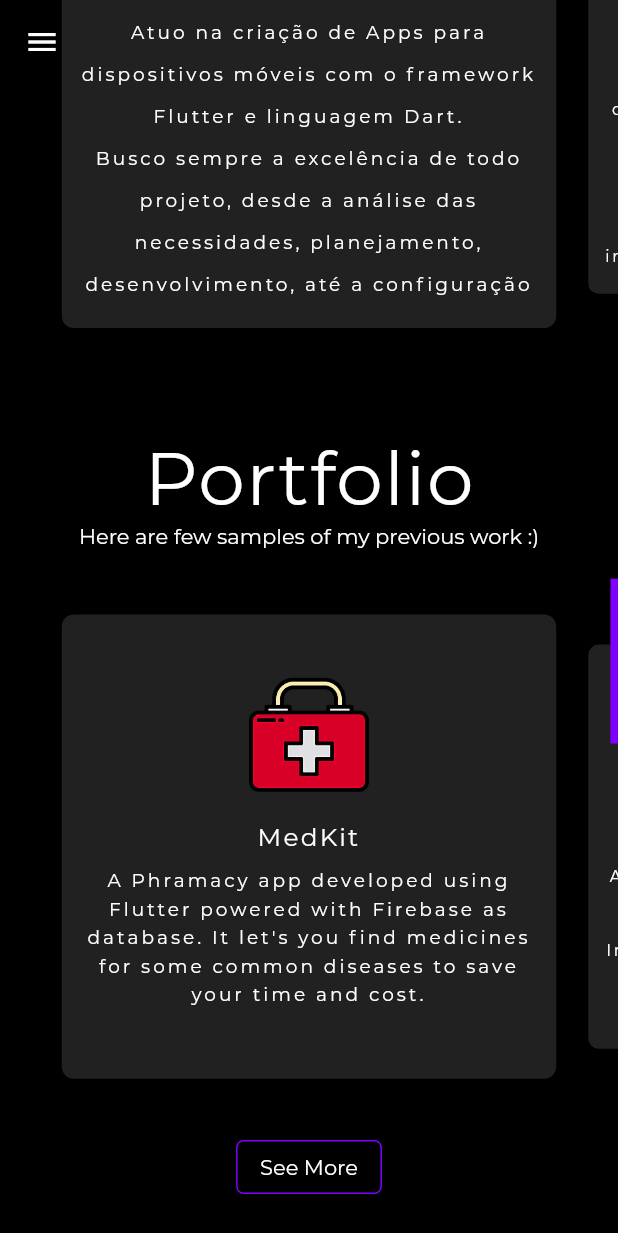
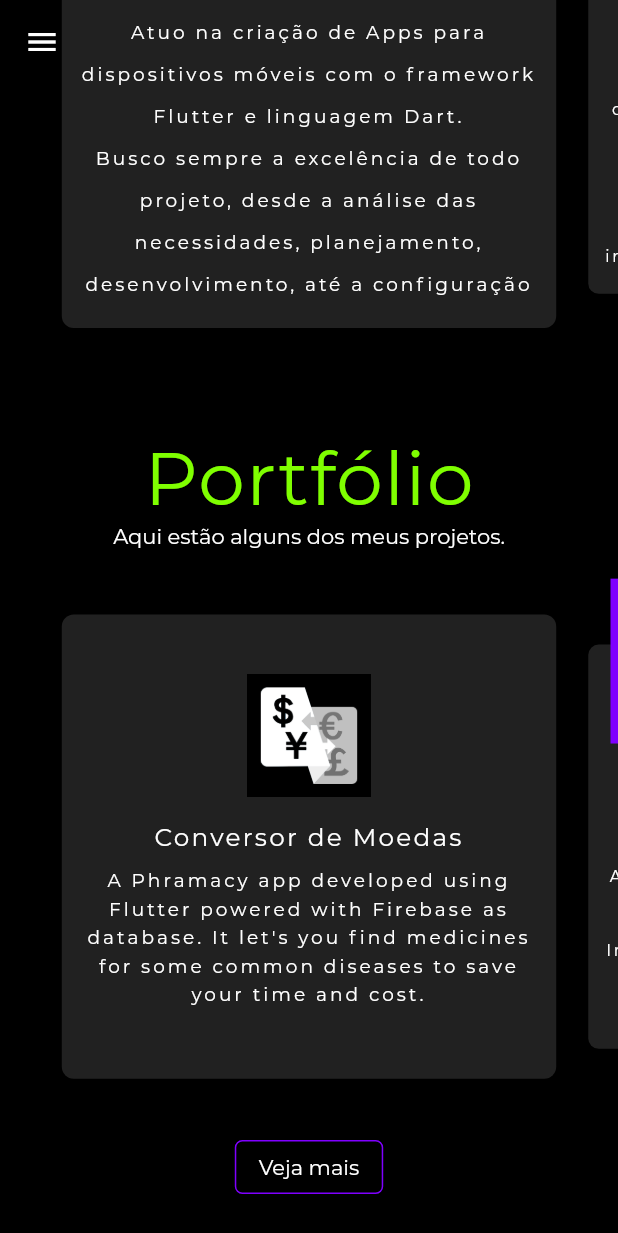
Before and after one commit to joaopaulovieira-dev/portfolio, a Flutter app: the screen it shows after launch, scrolled down 2304 dp, on a phone screen of 412 x 824 dp. Shown: the top 1233 px of the screen. Run offline on Flutter 3.47's test engine with Material 2 defaults, Android fonts, the phone set to English and light mode, and no system bars; drawn by our look-alikes of carousel_slider, scrollable_positioned_list; our stand-ins replace animated_text_kit, google_fonts, responsive_builder; missing offline and left inert: universal_html; network calls fail.

Commit message:
Editando - Portfólio

```diff
--- a/lib/constants.dart
+++ b/lib/constants.dart
@@ -101,14 +101,14 @@ final kServicesLinks = ["#", "#", "#", "#", "#"];
 
 // projects
 final kProjectsBanner = [
-  "assets/projects/medkitB.png",
+  "assets/projects/banner_conversordemoedas.png",
   "assets/projects/quranB.png",
   "assets/projects/hereiamB.png",
   "assets/projects/covidB.png",
 ];
 
 final kProjectsIcons = [
-  "assets/projects/medkit.png",
+  "assets/projects/icone_conversordemoedas.png",
   "assets/projects/quran.png",
   "assets/projects/hereiam.png",
   "assets/projects/covid.png",
@@ -121,7 +121,7 @@ final kProjectsIcons = [
 ];
 
 final kProjectsTitles = [
-  "MedKit",
+  "Conversor de Moedas",
   "The Holy Qur'an",
   "Here I Am",
   "COVID-19",
--- a/lib/sections/portfolio/portfolioDesktop.dart
+++ b/lib/sections/portfolio/portfolioDesktop.dart
@@ -16,15 +16,16 @@ class PortfolioDesktop extends StatelessWidget {
       child: Column(
         children: [
           Text(
-            "\nPortfolio",
+            "\nPortfólio",
             style: GoogleFonts.montserrat(
               fontSize: height * 0.06,
               fontWeight: FontWeight.w100,
               letterSpacing: 1.0,
+              color: darkGreenColor,
             ),
           ),
           Text(
-            "Here are few samples of my previous work :)\n\n",
+            "Aqui estão alguns dos meus projetos.\n\n",
             style: GoogleFonts.montserrat(fontWeight: FontWeight.w200),
           ),
           SizedBox(
@@ -35,7 +36,7 @@ class PortfolioDesktop extends StatelessWidget {
               separatorBuilder: (context, index) {
                 return VerticalDivider(
                   color: Colors.transparent,
-                  width: width * 0.015,
+                  width: width * 0.015, //Espaçamento entre os banners
                 );
               },
               itemBuilder: (context, index) {
@@ -69,10 +70,10 @@ class PortfolioDesktop extends StatelessWidget {
                 borderRadius: BorderRadius.circular(5.0),
                 side: BorderSide(color: kPrimaryColor)),
             onPressed: () {
-              launchURL("https://github.com/m-hamzashakeel");
+              launchURL("https://github.com/joaopaulovieira-dev");
             },
             child: Text(
-              "See More",
+              "Veja mais",
               style: GoogleFonts.montserrat(
                 fontWeight: FontWeight.w200,
               ),
--- a/lib/sections/portfolio/portfolioMobile.dart
+++ b/lib/sections/portfolio/portfolioMobile.dart
@@ -13,15 +13,16 @@ class PortfolioMobileTab extends StatelessWidget {
       child: Column(
         children: [
           Text(
-            "\nPortfolio",
+            "\nPortfólio",
             style: GoogleFonts.montserrat(
               fontSize: height * 0.06,
               fontWeight: FontWeight.w100,
               letterSpacing: 1.0,
+              color: darkGreenColor,
             ),
           ),
           Text(
-            "Here are few samples of my previous work :)\n\n",
+            "Aqui estão alguns dos meus projetos.\n\n",
             style: GoogleFonts.montserrat(fontWeight: FontWeight.w200),
             textAlign: TextAlign.center,
           ),
@@ -56,10 +57,10 @@ class PortfolioMobileTab extends StatelessWidget {
                 borderRadius: BorderRadius.circular(5.0),
                 side: BorderSide(color: kPrimaryColor)),
             onPressed: () {
-              launchURL("https://github.com/m-hamzashakeel");
+              launchURL("https://github.com/joaopaulovieira-dev");
             },
             child: Text(
-              "See More",
+              "Veja mais",
               style: GoogleFonts.montserrat(
                 fontWeight: FontWeight.w200,
               ),
```
Also changed, not shown: assets/projects/banner_conversordemoedas.png (added), assets/projects/icone_conversordemoedas.png (added).
